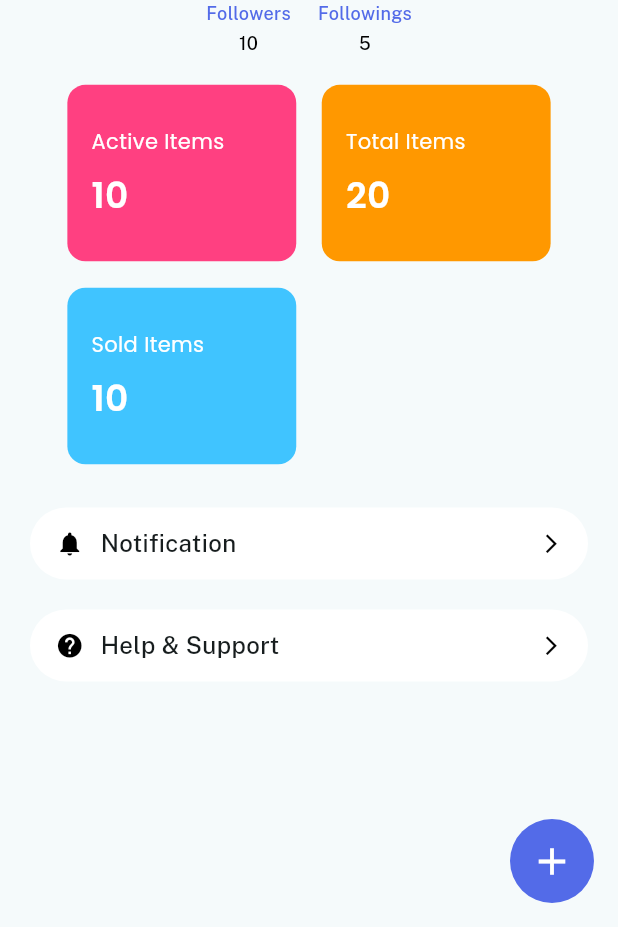
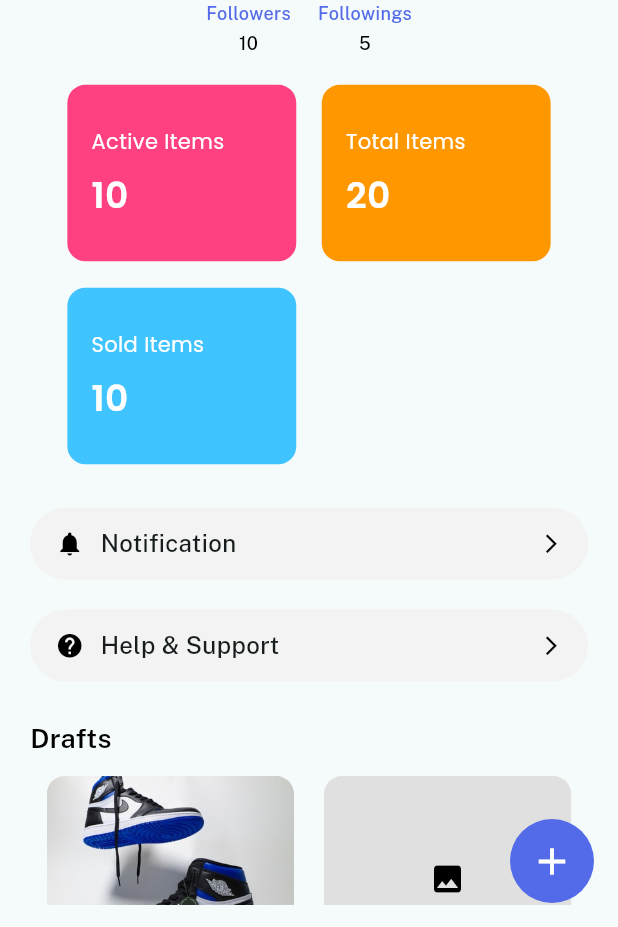
Before and after one commit to HAMZA-CH420/Shoe-Fanatic, a Flutter app: the SellingScreen screen opened directly, on a phone screen of 412 x 824 dp, the part 309-1236 px from its top. Run offline on Flutter 3.47's test engine with Material 3 defaults, Android fonts, the light colour scheme and no system bars; our stand-ins replace flutter_svg, google_fonts, iconsax, permission_handler, smooth_page_indicator.

Commit message:
minor changes

```diff
--- a/lib/Features/SellingScreen/TabScreens/home.dart
+++ b/lib/Features/SellingScreen/TabScreens/home.dart
@@ -1,5 +1,6 @@
 import 'package:flutter/material.dart';
 import 'package:shoe_fantastic/Features/SellingScreen/widget/custom_button_selling.dart';
+import 'package:shoe_fantastic/Features/SellingScreen/widget/draft_widget.dart';
 import 'package:shoe_fantastic/Features/SellingScreen/widget/items_info.dart';
 import 'package:shoe_fantastic/Features/SellingScreen/widget/store_details.dart';
 
@@ -28,6 +29,7 @@ class Home extends StatelessWidget {
               btnName: "Help & Support",
               icon: Icons.help,
             ),
+            DraftWidget(),
           ],
         ),
       ),
--- a/lib/Features/SellingScreen/widget/custom_button_selling.dart
+++ b/lib/Features/SellingScreen/widget/custom_button_selling.dart
@@ -22,7 +22,7 @@ class CustomButtonSelling extends StatelessWidget {
         width: double.infinity,
         decoration: BoxDecoration(
           borderRadius: BorderRadius.circular(25),
-          color: Colors.white,
+          color: Color(0XFFF3F3F3),
         ),
         child: Row(
           mainAxisAlignment: MainAxisAlignment.spaceBetween,
--- /dev/null
+++ b/lib/Features/SellingScreen/widget/draft_widget.dart
@@ -0,0 +1,58 @@
+import 'package:flutter/material.dart';
+import 'package:google_fonts/google_fonts.dart';
+import 'package:shoe_fantastic/Ui%20Helper/Color%20Palate/color_palate.dart';
+
+class DraftWidget extends StatelessWidget {
+  const DraftWidget({super.key});
+
+  @override
+  Widget build(BuildContext context) {
+    return Padding(
+      padding: const EdgeInsets.symmetric(vertical: 25),
+      child: Column(
+        spacing: 12,
+        children: [
+          Align(
+            alignment: Alignment.centerLeft,
+            child: Text(
+              "Drafts",
+              style: GoogleFonts.publicSans(
+                fontSize: 18,
+                fontWeight: FontWeight.w600,
+                color: Palate.blackColor,
+              ),
+            ),
+          ),
+          Wrap(
+            spacing: 20,
+            children: [
+              Container(
+                height: MediaQuery.sizeOf(context).height / 6,
+                width: MediaQuery.sizeOf(context).width / 2.5,
+                decoration: BoxDecoration(
+                    borderRadius: BorderRadius.circular(12),
+                    image: DecorationImage(
+                      image: AssetImage("assets/images/draft.jpeg"),
+                      fit: BoxFit.cover,
+                    )),
+              ),
+              Container(
+                height: MediaQuery.sizeOf(context).height / 6,
+                width: MediaQuery.sizeOf(context).width / 2.5,
+                decoration: BoxDecoration(
+                    borderRadius: BorderRadius.circular(12),
+                    color: Colors.grey.shade300),
+                child: Center(
+                  child: Icon(
+                    Icons.image,
+                    color: Colors.black,
+                  ),
+                ),
+              ),
+            ],
+          ),
+        ],
+      ),
+    );
+  }
+}
--- a/lib/main.dart
+++ b/lib/main.dart
@@ -1,5 +1,5 @@
 import 'package:flutter/material.dart';
-import 'package:shoe_fantastic/Features/BottomNavBar/bottom_nav_bar.dart';
+import 'package:shoe_fantastic/Features/Onboarding%20Screens/onboarding_screens.dart';
 
 void main() {
   runApp(const MyApp());
@@ -18,7 +18,7 @@ class MyApp extends StatelessWidget {
         colorScheme: ColorScheme.fromSeed(seedColor: Color(0X0fffffff)),
         useMaterial3: true,
       ),
-      home: BottomNavBar(),
+      home: OnboardingScreens(),
     );
   }
 }
```
Also changed, not shown: assets/images/draft.jpeg (added).
